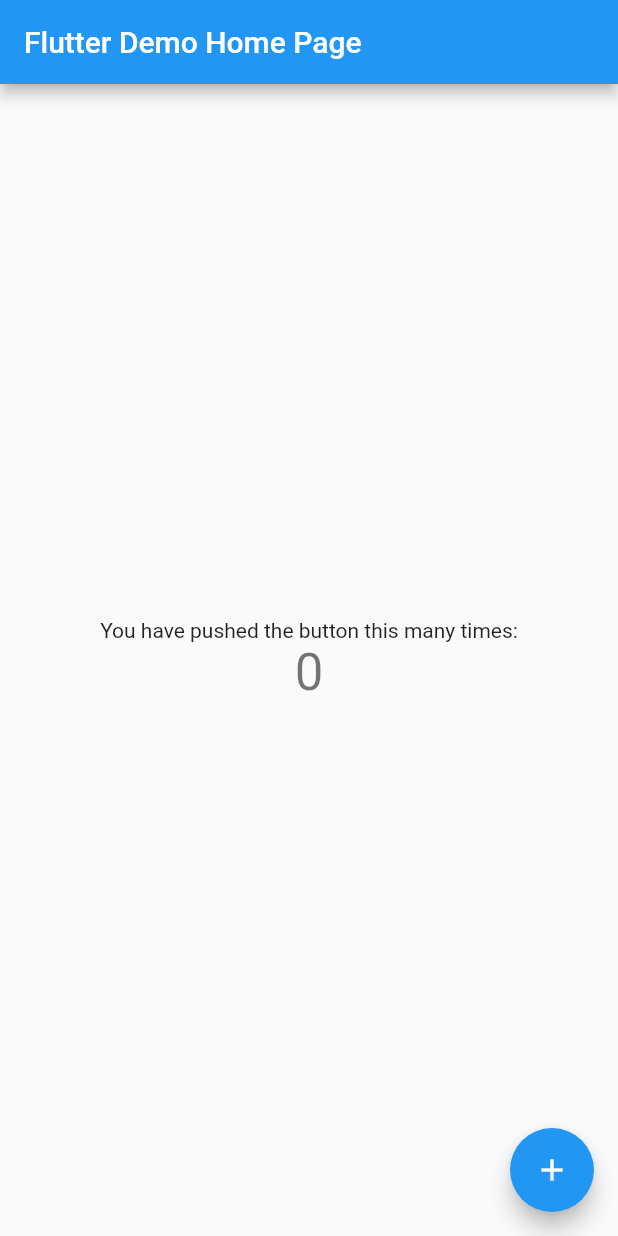
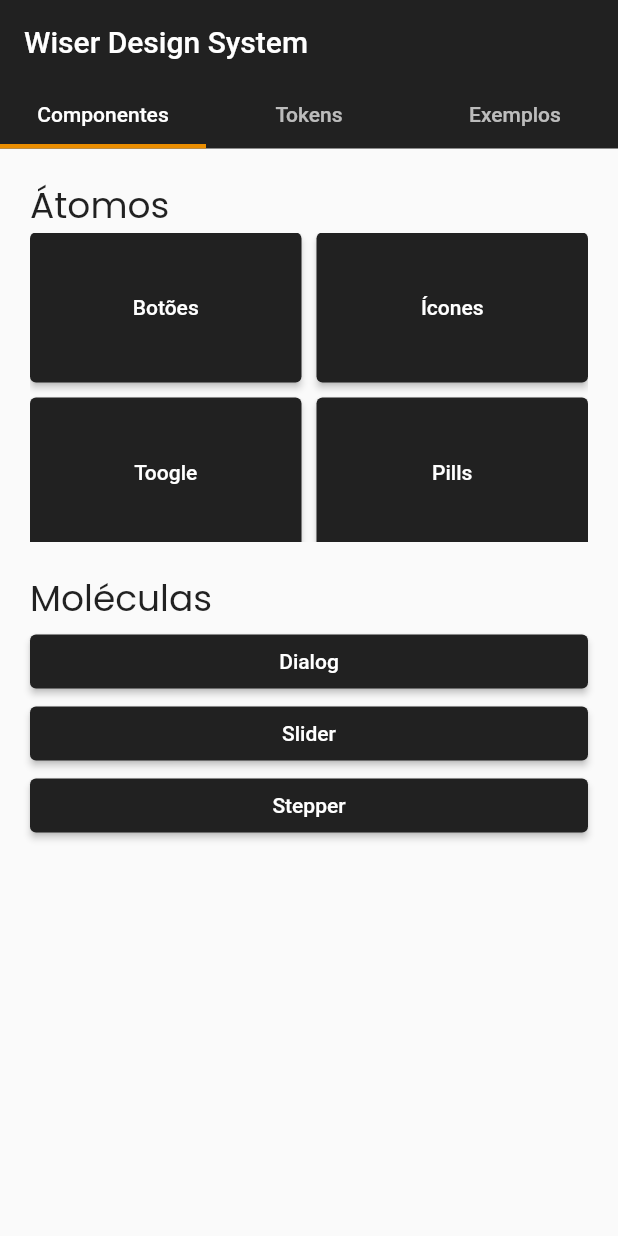
Before and after one commit to aquinoartur/cwi_wiser, a Flutter app: the screen it shows after launch, on a phone screen of 412 x 824 dp. Run offline on Flutter 3.47's test engine with Material 2 defaults, Android fonts, the phone set to English and light mode, and no system bars; our stand-ins replace google_fonts, lottie.

Commit message:
splash and example screens

```diff
--- a/lib/main.dart
+++ b/lib/main.dart
@@ -1,4 +1,8 @@
+import 'package:cwi_wiser/tokens/colors/color_helper.dart';
+import 'package:cwi_wiser/tokens/colors/wiser_colors.dart';
 import 'package:flutter/material.dart';
+
+import 'modules/splash/splash_screen.dart';
 
 void main() {
   runApp(const MyApp());
@@ -13,103 +17,10 @@ class MyApp extends StatelessWidget {
     return MaterialApp(
       title: 'Flutter Demo',
       theme: ThemeData(
-        // This is the theme of your application.
-        //
-        // Try running your application with "flutter run". You'll see the
-        // application has a blue toolbar. Then, without quitting the app, try
-        // changing the primarySwatch below to Colors.green and then invoke
-        // "hot reload" (press "r" in the console where you ran "flutter run",
-        // or simply save your changes to "hot reload" in a Flutter IDE).
-        // Notice that the counter didn't reset back to zero; the application
-        // is not restarted.
-        primarySwatch: Colors.blue,
+        primaryColor: WiserColors.neutralShade,
+        primarySwatch: ColorHelper.setMaterialColor(WiserColors.neutralShade),
       ),
-      home: const MyHomePage(title: 'Flutter Demo Home Page'),
+      home: const SplashScreen(),
     );
   }
 }
-
-class MyHomePage extends StatefulWidget {
-  const MyHomePage({super.key, required this.title});
-
-  // This widget is the home page of your application. It is stateful, meaning
-  // that it has a State object (defined below) that contains fields that affect
-  // how it looks.
-
-  // This class is the configuration for the state. It holds the values (in this
-  // case the title) provided by the parent (in this case the App widget) and
-  // used by the build method of the State. Fields in a Widget subclass are
-  // always marked "final".
-
-  final String title;
-
-  @override
-  State<MyHomePage> createState() => _MyHomePageState();
-}
-
-class _MyHomePageState extends State<MyHomePage> {
-  int _counter = 0;
-
-  void _incrementCounter() {
-    setState(() {
-      // This call to setState tells the Flutter framework that something has
-      // changed in this State, which causes it to rerun the build method below
-      // so that the display can reflect the updated values. If we changed
-      // _counter without calling setState(), then the build method would not be
-      // called again, and so nothing would appear to happen.
-      _counter++;
-    });
-  }
-
-  @override
-  Widget build(BuildContext context) {
-    // This method is rerun every time setState is called, for instance as done
-    // by the _incrementCounter method above.
-    //
-    // The Flutter framework has been optimized to make rerunning build methods
-    // fast, so that you can just rebuild anything that needs updating rather
-    // than having to individually change instances of widgets.
-    return Scaffold(
-      appBar: AppBar(
-        // Here we take the value from the MyHomePage object that was created by
-        // the App.build method, and use it to set our appbar title.
-        title: Text(widget.title),
-      ),
-      body: Center(
-        // Center is a layout widget. It takes a single child and positions it
-        // in the middle of the parent.
-        child: Column(
-          // Column is also a layout widget. It takes a list of children and
-          // arranges them vertically. By default, it sizes itself to fit its
-          // children horizontally, and tries to be as tall as its parent.
-          //
-          // Invoke "debug painting" (press "p" in the console, choose the
-          // "Toggle Debug Paint" action from the Flutter Inspector in Android
-          // Studio, or the "Toggle Debug Paint" command in Visual Studio Code)
-          // to see the wireframe for each widget.
-          //
-          // Column has various properties to control how it sizes itself and
-          // how it positions its children. Here we use mainAxisAlignment to
-          // center the children vertically; the main axis here is the vertical
-          // axis because Columns are vertical (the cross axis would be
-          // horizontal).
-          mainAxisAlignment: MainAxisAlignment.center,
-          children: <Widget>[
-            const Text(
-              'You have pushed the button this many times:',
-            ),
-            Text(
-              '$_counter',
-              style: Theme.of(context).textTheme.headlineMedium,
-            ),
-          ],
-        ),
-      ),
-      floatingActionButton: FloatingActionButton(
-        onPressed: _incrementCounter,
-        tooltip: 'Increment',
-        child: const Icon(Icons.add),
-      ), // This trailing comma makes auto-formatting nicer for build methods.
-    );
-  }
-}
--- /dev/null
+++ b/lib/modules/example/example_screen.dart
@@ -0,0 +1,130 @@
+import 'package:cwi_wiser/tokens/colors/wiser_colors.dart';
+import 'package:flutter/material.dart';
+import 'package:google_fonts/google_fonts.dart';
+
+class ExampleScreen extends StatefulWidget {
+  const ExampleScreen({super.key});
+
+  @override
+  State<ExampleScreen> createState() => _ExampleScreenState();
+}
+
+class _ExampleScreenState extends State<ExampleScreen>
+    with SingleTickerProviderStateMixin {
+  static const int tabLenght = 3;
+  late final TabController _tabController;
+
+  @override
+  void initState() {
+    super.initState();
+    _tabController = TabController(length: tabLenght, vsync: this);
+  }
+
+  @override
+  Widget build(BuildContext context) {
+    return Scaffold(
+      appBar: AppBar(
+        title: const Text('Wiser Design System'),
+        elevation: 0,
+      ),
+      body: DefaultTabController(
+        length: tabLenght,
+        child: Column(
+          children: [
+            Container(
+              color: WiserColors.neutralShade,
+              child: TabBar(
+                controller: _tabController,
+                indicatorWeight: 3.0,
+                indicatorColor: WiserColors.primaryShade,
+                tabs: const [
+                  Tab(height: 40, text: 'Componentes'),
+                  Tab(height: 40, text: 'Tokens'),
+                  Tab(height: 40, text: 'Exemplos'),
+                ],
+              ),
+            ),
+            Expanded(
+              child: TabBarView(
+                controller: _tabController,
+                children: [
+                  // TAB 1
+                  ListView(
+                    padding: const EdgeInsets.all(20),
+                    children: [
+                      Align(
+                        alignment: Alignment.bottomLeft,
+                        child: Text(
+                          'Átomos',
+                          style: GoogleFonts.poppins(
+                            fontSize: 24,
+                          ),
+                        ),
+                      ),
+                      SizedBox(
+                        height: MediaQuery.of(context).size.height * .25,
+                        child: GridView(
+                          gridDelegate:
+                              const SliverGridDelegateWithFixedCrossAxisCount(
+                            crossAxisCount: 2,
+                            mainAxisSpacing: 10,
+                            crossAxisSpacing: 10,
+                            mainAxisExtent: 100,
+                          ),
+                          children: [
+                            ElevatedButton(
+                              onPressed: () {},
+                              child: const Text('Botões'),
+                            ),
+                            ElevatedButton(
+                              onPressed: () {},
+                              child: const Text('Ícones'),
+                            ),
+                            ElevatedButton(
+                              onPressed: () {},
+                              child: const Text('Toogle'),
+                            ),
+                            ElevatedButton(
+                              onPressed: () {},
+                              child: const Text('Pills'),
+                            ),
+                          ],
+                        ),
+                      ),
+                      const SizedBox(height: 20),
+                      Align(
+                        alignment: Alignment.centerLeft,
+                        child: Text(
+                          'Moléculas',
+                          style: GoogleFonts.poppins(
+                            fontSize: 24,
+                          ),
+                        ),
+                      ),
+                      ElevatedButton(
+                        onPressed: () {},
+                        child: const Text('Dialog'),
+                      ),
+                      ElevatedButton(
+                        onPressed: () {},
+                        child: const Text('Slider'),
+                      ),
+                      ElevatedButton(
+                        onPressed: () {},
+                        child: const Text('Stepper'),
+                      ),
+                    ],
+                  ),
+                  // TAB 2
+                  const SizedBox.expand(),
+                  // TAB 3
+                  const SizedBox.expand(),
+                ],
+              ),
+            ),
+          ],
+        ),
+      ),
+    );
+  }
+}
--- /dev/null
+++ b/lib/tokens/colors/color_helper.dart
@@ -0,0 +1,23 @@
+import 'package:flutter/material.dart';
+
+class ColorHelper {
+  static MaterialColor setMaterialColor(Color color) {
+    List strengths = <double>[.05];
+    final swatch = <int, Color>{};
+    final int r = color.red, g = color.green, b = color.blue;
+
+    for (int i = 1; i < 10; i++) {
+      strengths.add(0.1 * i);
+    }
+    for (var strength in strengths) {
+      final double ds = 0.5 - strength;
+      swatch[(strength * 1000).round()] = Color.fromRGBO(
+        r + ((ds < 0 ? r : (255 - r)) * ds).round(),
+        g + ((ds < 0 ? g : (255 - g)) * ds).round(),
+        b + ((ds < 0 ? b : (255 - b)) * ds).round(),
+        1,
+      );
+    }
+    return MaterialColor(color.value, swatch);
+  }
+}
--- /dev/null
+++ b/lib/tokens/colors/wiser_colors.dart
@@ -0,0 +1,6 @@
+import 'package:flutter/material.dart';
+
+class WiserColors {
+  static const Color neutralShade = Color(0xFF212121);
+  static const Color primaryShade = Color(0xFFEA8D00);
+}
```
Also changed, not shown: assets/spinner.json (added, +1 -0 lines), lib/modules/splash/splash_screen.dart (added, +72 -0 lines), pubspec.yaml (+7 -3 lines), assets/cover.png (added), assets/cover.svg (added), pubspec.lock, 6 other files.
